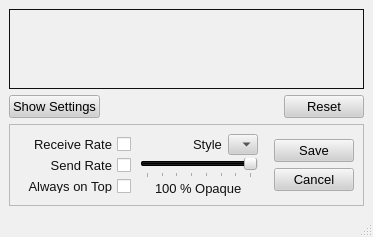
Old version of the form src/gui/bwgraph/bwgraph.ui in the repository a-ilin/vidalia.
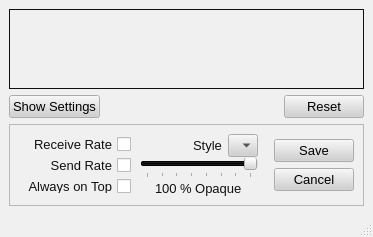
New version of the form. Icons and pictures are not drawn. Custom widgets are drawn as their Qt base class.

Commit message:
Let people who don't have an opacity slider still see the graph style dropdown box.
svn:r1541

Patch:
```diff
--- a/src/gui/bwgraph/bwgraph.ui
+++ b/src/gui/bwgraph/bwgraph.ui
@@ -684,22 +684,12 @@
         </layout>
        </item>
        <item>
-        <widget class="QFrame" name="frmOpacity" >
-         <property name="contextMenuPolicy" >
-          <enum>Qt::NoContextMenu</enum>
-         </property>
-         <property name="frameShape" >
-          <enum>QFrame::NoFrame</enum>
-         </property>
-         <property name="frameShadow" >
-          <enum>QFrame::Plain</enum>
-         </property>
          <layout class="QVBoxLayout" >
           <property name="margin" >
            <number>0</number>
           </property>
           <property name="spacing" >
-           <number>3</number>
+          <number>1</number>
           </property>
           <item>
            <layout class="QHBoxLayout" >
@@ -757,6 +747,24 @@
            </layout>
           </item>
           <item>
+          <widget class="QFrame" name="frmOpacity" >
+           <property name="contextMenuPolicy" >
+            <enum>Qt::NoContextMenu</enum>
+           </property>
+           <property name="frameShape" >
+            <enum>QFrame::NoFrame</enum>
+           </property>
+           <property name="frameShadow" >
+            <enum>QFrame::Plain</enum>
+           </property>
+           <layout class="QVBoxLayout" >
+            <property name="margin" >
+             <number>0</number>
+            </property>
+            <property name="spacing" >
+             <number>3</number>
+            </property>
+            <item>
            <widget class="QSlider" name="sldrOpacity" >
             <property name="contextMenuPolicy" >
              <enum>Qt::NoContextMenu</enum>
@@ -881,6 +889,21 @@
           </item>
          </layout>
         </widget>
+         </item>
+         <item>
+          <spacer>
+           <property name="orientation" >
+            <enum>Qt::Vertical</enum>
+           </property>
+           <property name="sizeHint" >
+            <size>
+             <width>21</width>
+             <height>20</height>
+            </size>
+           </property>
+          </spacer>
+         </item>
+        </layout>
        </item>
        <item>
         <spacer>
```
Lines whose indentation alone changed are shown as unchanged.
